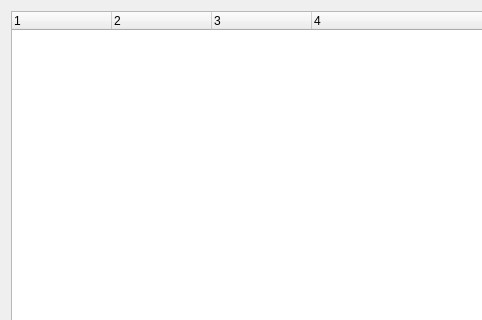
Before: the Qt Designer form ui/qt/file_set_dialog.ui in AnkitKejriwal/wireshark, drawn with Qt 5; both pictures show x 0 to 482 and y 0 to 320 of the 750 by 450 pixel window.
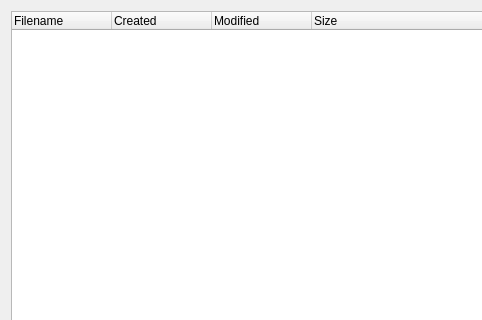
After: the same form once the commit is applied.

Commit message: The file set and export object trees are lists. Make them act like it. Show human-readable sizes in the file set dialog. Move the format_size_flags_e operator to qt_ui_utils.cpp for lack of a better place.

What changed in the file:
```diff
--- a/ui/qt/file_set_dialog.ui
+++ b/ui/qt/file_set_dialog.ui
@@ -73,27 +73,36 @@
        <property name="textElideMode">
         <enum>Qt::ElideLeft</enum>
        </property>
+       <property name="rootIsDecorated">
+        <bool>false</bool>
+       </property>
+       <property name="itemsExpandable">
+        <bool>false</bool>
+       </property>
+       <property name="expandsOnDoubleClick">
+        <bool>false</bool>
+       </property>
        <property name="columnCount">
         <number>4</number>
        </property>
        <column>
         <property name="text">
-         <string notr="true">1</string>
+         <string notr="true">Filename</string>
         </property>
        </column>
        <column>
         <property name="text">
-         <string notr="true">2</string>
+         <string notr="true">Created</string>
         </property>
        </column>
        <column>
         <property name="text">
-         <string notr="true">3</string>
+         <string notr="true">Modified</string>
         </property>
        </column>
        <column>
         <property name="text">
-         <string notr="true">4</string>
+         <string notr="true">Size</string>
         </property>
        </column>
       </widget>
```
The commit also changes 4 other files.
